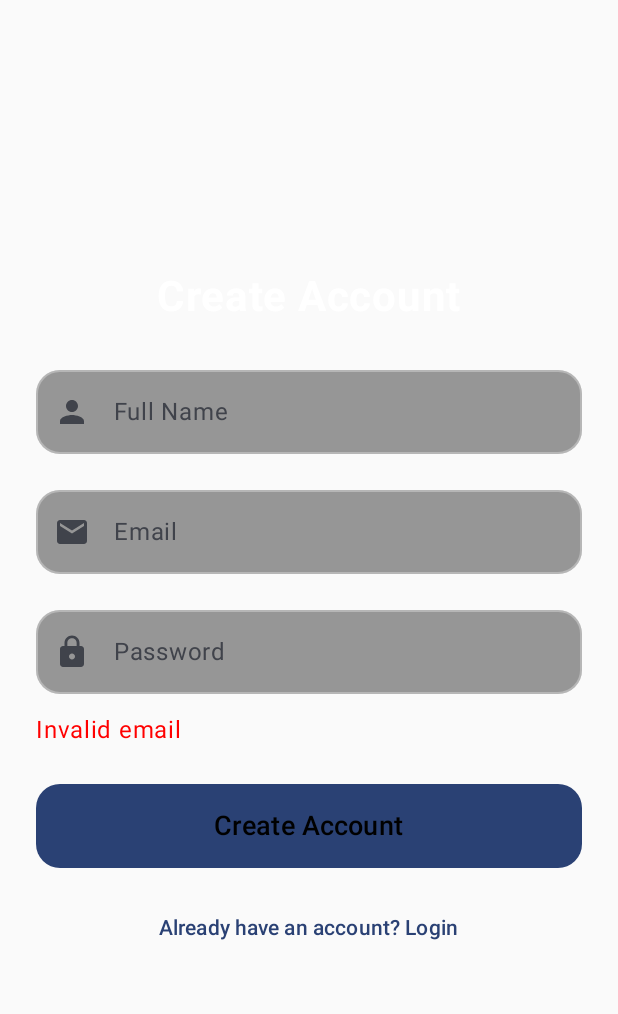
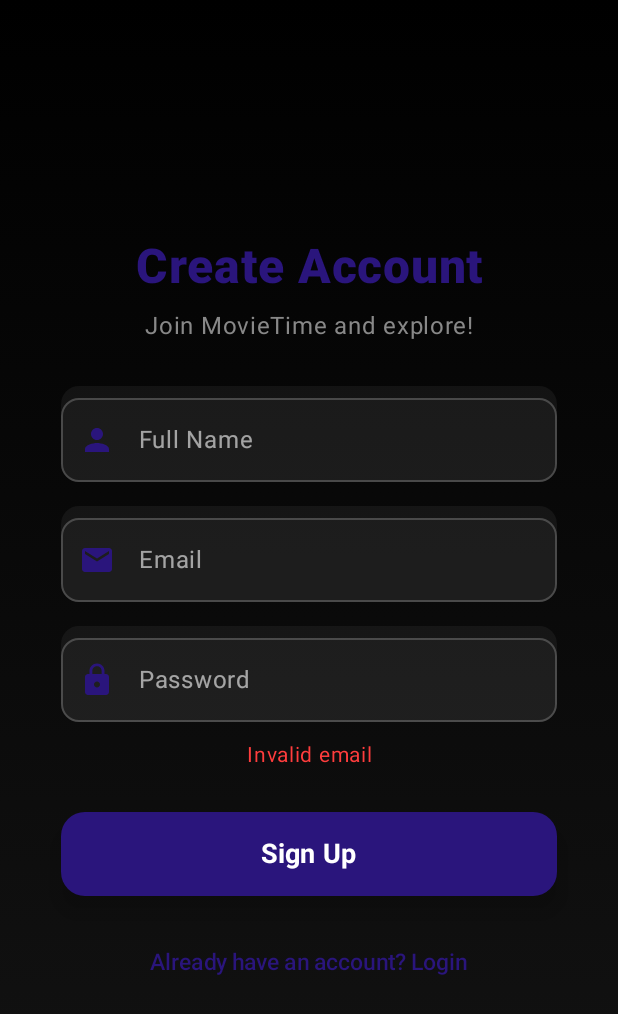
Before and after one commit to Elboraeyy/MoviesTime, an Android app built with Jetpack Compose: the screen it shows after launch (MainActivity), after a tap on "Don't have an account? Register", on a phone screen of 412 x 824 dp. Shown: the top 1014 px of the screen. Run offline under Robolectric (Android 15) with nearby library versions, the phone set to English and light mode, and no system bars; our stand-ins replace Firebase (no records; nobody signed in at launch, a user with empty details on screens opened directly); 1 other tap on this screen came first.

Commit message:
Initial commit - MovieTime app

```diff
--- a/app/build.gradle.kts
+++ b/app/build.gradle.kts
@@ -40,7 +40,7 @@ android {
         compose = true
     }
     composeOptions {
-        kotlinCompilerExtensionVersion = "1.5.14" // ← إصدار متوافق مع Kotlin 2.0.21
+        kotlinCompilerExtensionVersion = "1.5.14"
     }
 }
 
@@ -119,4 +119,5 @@ dependencies {
     implementation("com.google.accompanist:accompanist-swiperefresh:0.34.0")
 
 
+    implementation("com.pierfrancescosoffritti.androidyoutubeplayer:core:12.0.0")
 }
--- a/app/src/main/java/com/example/moviestime/MainActivity.kt
+++ b/app/src/main/java/com/example/moviestime/MainActivity.kt
@@ -76,7 +76,3 @@ class MainActivity : ComponentActivity() {
         }
     }
 }
-
-git remote add origin https://github.com/Elboraeyy/MovieTime
-git branch -M main
-git push -u origin main
--- a/app/src/main/java/com/example/moviestime/ui/screens/LoginScreen.kt
+++ b/app/src/main/java/com/example/moviestime/ui/screens/LoginScreen.kt
@@ -1,5 +1,6 @@
 package com.example.moviestime.ui.screens
 
+import androidx.compose.foundation.background
 import androidx.compose.foundation.layout.*
 import androidx.compose.foundation.text.KeyboardOptions
 import androidx.compose.material.icons.Icons
@@ -10,9 +11,12 @@ import androidx.compose.material3.*
 import androidx.compose.runtime.*
 import androidx.compose.ui.Alignment
 import androidx.compose.ui.Modifier
+import androidx.compose.ui.graphics.Brush
 import androidx.compose.ui.graphics.Color
+import androidx.compose.ui.text.font.FontWeight
 import androidx.compose.ui.text.input.KeyboardType
 import androidx.compose.ui.text.input.PasswordVisualTransformation
+import androidx.compose.ui.text.style.TextAlign
 import androidx.compose.ui.unit.dp
 import androidx.compose.ui.unit.sp
 import androidx.lifecycle.viewmodel.compose.viewModel
@@ -29,134 +33,168 @@ fun LoginScreen(
 
     val uiState by authViewModel.uiState.collectAsState()
 
+    Box(
+        modifier = Modifier
+            .fillMaxSize()
+            .background(
+                Brush.verticalGradient(
+                    listOf(
+                        Color(0xFF000000),
+                        Color(0xFF0A0A0A),
+                        Color(0xFF141414)
+                    )
+                )
+            ),
+        contentAlignment = Alignment.Center
+    ) {
+
         Column(
             modifier = Modifier
-            .fillMaxSize()
-            .padding(24.dp),
+                .fillMaxWidth(0.9f)
+                .padding(20.dp),
             horizontalAlignment = Alignment.CenterHorizontally,
             verticalArrangement = Arrangement.Center
         ) {
+
             Text(
                 text = if (isRegisterMode) "Create Account" else "Welcome Back",
-            fontSize = 28.sp,
-            fontWeight = androidx.compose.ui.text.font.FontWeight.Bold,
-            color = Color.White,
-            modifier = Modifier.padding(bottom = 24.dp)
+                fontSize = 32.sp,
+                fontWeight = FontWeight.ExtraBold,
+                color = Color(0xFF2A157C),
+                modifier = Modifier.padding(bottom = 8.dp),
+                textAlign = TextAlign.Center
+            )
+
+            Text(
+                text = if (isRegisterMode) "Join MovieTime and explore!" else "Login to continue your movie world.",
+                fontSize = 16.sp,
+                color = Color.Gray,
+                modifier = Modifier.padding(bottom = 28.dp),
+                textAlign = TextAlign.Center
             )
 
             if (isRegisterMode) {
-            OutlinedTextField(
+                NeonTextField(
                     value = name,
                     onValueChange = { name = it },
-                label = { Text("Full Name") },
-                leadingIcon = { Icon(Icons.Default.Person, contentDescription = null) },
-                modifier = Modifier.fillMaxWidth(),
-                colors = TextFieldDefaults.colors(
-                    focusedContainerColor = Color.Black.copy(alpha = 0.4f),
-                    unfocusedContainerColor = Color.Black.copy(alpha = 0.4f),
-                    focusedTextColor = Color.White,
-                    unfocusedTextColor = Color.White,
-                    cursorColor = MaterialTheme.colorScheme.primary,
-                    focusedIndicatorColor = MaterialTheme.colorScheme.primary,
-                    unfocusedIndicatorColor = Color.White.copy(alpha = 0.3f)
-                ),
-                shape = androidx.compose.foundation.shape.RoundedCornerShape(16.dp)
+                    label = "Full Name",
+                    icon = Icons.Default.Person
                 )
                 Spacer(Modifier.height(16.dp))
             }
 
-        OutlinedTextField(
+            NeonTextField(
                 value = email,
                 onValueChange = { email = it },
-            label = { Text("Email") },
-            leadingIcon = { Icon(Icons.Default.Email, contentDescription = null) },
-            keyboardOptions = KeyboardOptions(keyboardType = KeyboardType.Email),
-            modifier = Modifier.fillMaxWidth(),
-            colors = TextFieldDefaults.colors(
-                focusedContainerColor = Color.Black.copy(alpha = 0.4f),
-                unfocusedContainerColor = Color.Black.copy(alpha = 0.4f),
-                focusedTextColor = Color.White,
-                unfocusedTextColor = Color.White,
-                cursorColor = MaterialTheme.colorScheme.primary,
-                focusedIndicatorColor = MaterialTheme.colorScheme.primary,
-                unfocusedIndicatorColor = Color.White.copy(alpha = 0.3f)
-            ),
-            shape = androidx.compose.foundation.shape.RoundedCornerShape(16.dp)
+                label = "Email",
+                icon = Icons.Default.Email,
+                keyboardType = KeyboardType.Email
             )
 
             Spacer(Modifier.height(16.dp))
 
-        OutlinedTextField(
+            NeonTextField(
                 value = password,
                 onValueChange = { password = it },
-            label = { Text("Password") },
-            leadingIcon = { Icon(Icons.Default.Lock, contentDescription = null) },
-            visualTransformation = if (password.isNotEmpty()) PasswordVisualTransformation() else androidx.compose.ui.text.input.VisualTransformation.None,
-            keyboardOptions = KeyboardOptions(keyboardType = KeyboardType.Password),
-            modifier = Modifier.fillMaxWidth(),
-            colors = TextFieldDefaults.colors(
-                focusedContainerColor = Color.Black.copy(alpha = 0.4f),
-                unfocusedContainerColor = Color.Black.copy(alpha = 0.4f),
-                focusedTextColor = Color.White,
-                unfocusedTextColor = Color.White,
-                cursorColor = MaterialTheme.colorScheme.primary,
-                focusedIndicatorColor = MaterialTheme.colorScheme.primary,
-                unfocusedIndicatorColor = Color.White.copy(alpha = 0.3f)
-            ),
-            shape = androidx.compose.foundation.shape.RoundedCornerShape(16.dp)
+                label = "Password",
+                icon = Icons.Default.Lock,
+                keyboardType = KeyboardType.Password,
+                isPassword = true
             )
 
             if (uiState.error != null) {
-            Spacer(Modifier.height(12.dp))
+                Spacer(Modifier.height(10.dp))
                 Text(
                     text = uiState.error!!,
-                color = Color.Red,
-                modifier = Modifier.align(Alignment.Start)
+                    color = Color(0xFFFF3D3D),
+                    fontSize = 14.sp,
+                    textAlign = TextAlign.Center,
+                    modifier = Modifier.fillMaxWidth()
                 )
             }
 
-        Spacer(Modifier.height(24.dp))
+            Spacer(Modifier.height(26.dp))
 
             if (uiState.isLoading) {
                 CircularProgressIndicator(
                     modifier = Modifier.size(40.dp),
-                color = MaterialTheme.colorScheme.primary
+                    color = Color(0xFF2A157C)
                 )
             } else {
                 Button(
                     onClick = {
-                    if (isRegisterMode) {
+                        if (isRegisterMode)
                             authViewModel.register(email, password, name)
-                    } else {
+                        else
                             authViewModel.login(email, password)
-                    }
                     },
                     modifier = Modifier
                         .fillMaxWidth()
                         .height(56.dp),
-                shape = androidx.compose.foundation.shape.RoundedCornerShape(16.dp),
+                    shape = MaterialTheme.shapes.large,
                     colors = ButtonDefaults.buttonColors(
-                    containerColor = MaterialTheme.colorScheme.primary
-                )
+                        containerColor = Color(0xFF2A157C)
+                    ),
+                    elevation = ButtonDefaults.buttonElevation(10.dp)
                 ) {
                     Text(
-                    if (isRegisterMode) "Create Account" else "Login",
-                    color = Color.Black,
+                        text = if (isRegisterMode) "Sign Up" else "Login",
+                        color = Color.White,
                         fontSize = 18.sp,
-                    fontWeight = androidx.compose.ui.text.font.FontWeight.Medium
+                        fontWeight = FontWeight.Bold
                     )
                 }
             }
 
-        Spacer(Modifier.height(16.dp))
+            Spacer(Modifier.height(20.dp))
 
-        TextButton(
-            onClick = { isRegisterMode = !isRegisterMode }
-        ) {
+            TextButton(onClick = { isRegisterMode = !isRegisterMode }) {
                 Text(
-                if (isRegisterMode) "Already have an account? Login" else "Don't have an account? Register",
-                color = MaterialTheme.colorScheme.primary
+                    text = if (isRegisterMode)
+                        "Already have an account? Login"
+                    else
+                        "Don't have an account? Register",
+                    color = Color(0xFF2A157C),
+                    fontSize = 15.sp
                 )
             }
         }
     }
+}
+
+@Composable
+fun NeonTextField(
+    value: String,
+    onValueChange: (String) -> Unit,
+    label: String,
+    icon: androidx.compose.ui.graphics.vector.ImageVector,
+    keyboardType: KeyboardType = KeyboardType.Text,
+    isPassword: Boolean = false
+) {
+    OutlinedTextField(
+        value = value,
+        onValueChange = onValueChange,
+        label = {
+            Text(label, color = Color.White.copy(alpha = 0.6f))
+        },
+        leadingIcon = {
+            Icon(icon, contentDescription = null, tint = Color(0xFF2A157C))
+        },
+        keyboardOptions = KeyboardOptions(keyboardType = keyboardType),
+        visualTransformation = if (isPassword) PasswordVisualTransformation() else androidx.compose.ui.text.input.VisualTransformation.None,
+        singleLine = true,
+        modifier = Modifier
+            .fillMaxWidth()
+            .background(Color.White.copy(alpha = 0.05f), shape = MaterialTheme.shapes.medium),
+        shape = MaterialTheme.shapes.medium,
+        colors = TextFieldDefaults.colors(
+            focusedContainerColor = Color.White.copy(alpha = 0.07f),
+            unfocusedContainerColor = Color.White.copy(alpha = 0.03f),
+            focusedTextColor = Color.White,
+            unfocusedTextColor = Color.White,
+            cursorColor = Color(0xFF2A157C),
+            focusedIndicatorColor = Color(0xFF2A157C),
+            unfocusedIndicatorColor = Color.White.copy(alpha = 0.2f)
+        )
+    )
+}
```
Lines whose indentation alone changed are shown as unchanged.
